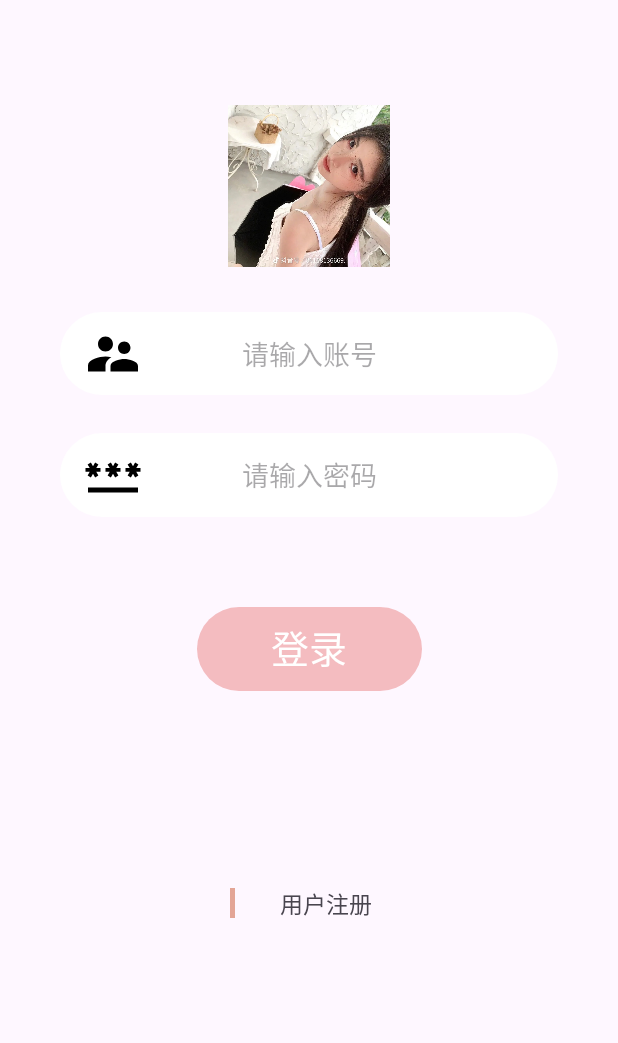
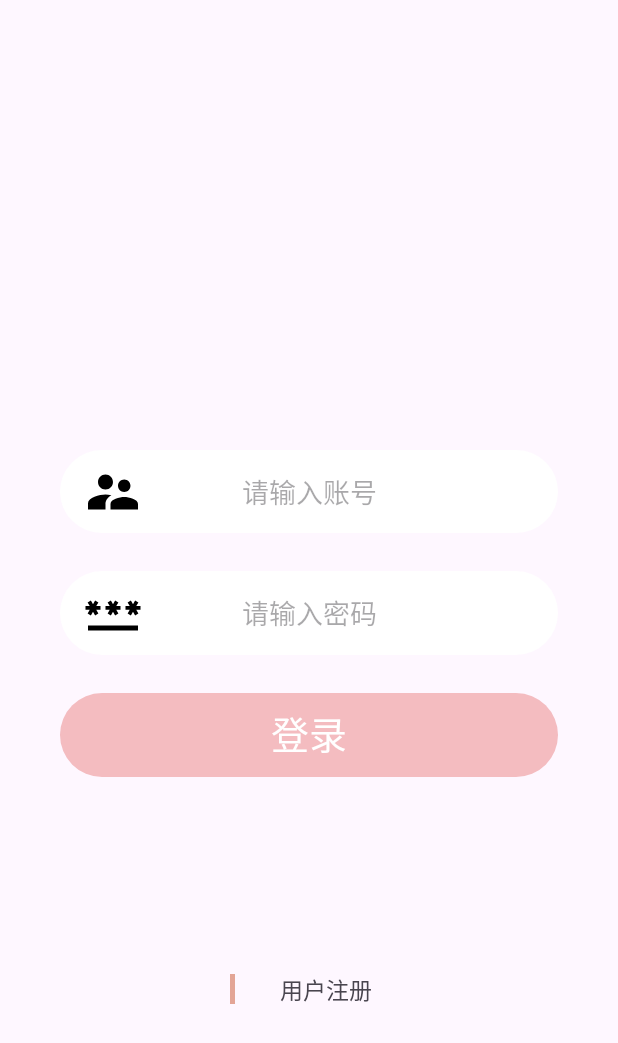
Before and after one commit to qinqin123555/PhototSharing, an Android app: the screen it shows after launch (LoginActivity), on a phone screen of 412 x 824 dp. Shown: the top 1043 px of the screen. Run offline under Robolectric (Android 15) with nearby library versions, the phone set to English and light mode, and no system bars.

Commit message:
修改登录界面布局问题

```diff
--- a/app/build.gradle.kts
+++ b/app/build.gradle.kts
@@ -53,6 +53,8 @@ dependencies {
     implementation ("com.github.bumptech.glide:glide:4.12.0")
     implementation ("de.hdodenhof:circleimageview:3.1.0")
     implementation ("com.google.android.material:material:latest_version")
+    implementation("io.github.lucksiege:pictureselector:v3.10.6")
+    implementation("com.lwkandroid.library:NineGridView:2.1.0")
 
     implementation(libs.appcompat)
     implementation(libs.material)
@@ -62,6 +64,5 @@ dependencies {
     androidTestImplementation(libs.ext.junit)
     androidTestImplementation(libs.espresso.core)
 
-    implementation("io.github.lucksiege:pictureselector:v3.10.6")
-    implementation("com.lwkandroid.library:NineGridView:2.1.0")
+
 }
--- a/app/src/main/AndroidManifest.xml
+++ b/app/src/main/AndroidManifest.xml
@@ -36,6 +36,7 @@
             android:windowSoftInputMode="adjustPan" />
         <activity
             android:name=".activity.MainActivity"
+            android:windowSoftInputMode="adjustNothing"
             android:exported="true"/>
     </application>
 
--- a/app/src/main/java/com/example/phototsharing/fragment/HomeFragment.java
+++ b/app/src/main/java/com/example/phototsharing/fragment/HomeFragment.java
@@ -106,14 +106,15 @@ public class HomeFragment extends Fragment {
         HomeFocusFragment homeFocusFragment = HomeFocusFragment.newInstance(myUserId,myUserName);
         HomeFindFragment homeFindFragment = HomeFindFragment.newInstance(myUserName,myUserId);
         HomeCollectFragment homeCollectFragment = HomeCollectFragment.newInstance(myUserId,myUserName);
+        homeFragmentList.add(homeFindFragment);
         homeFragmentList.add(homeFocusFragment);
         homeFragmentList.add(homeLikeFragment);
         homeFragmentList.add(homeCollectFragment);
-        homeFragmentList.add(homeFindFragment);
+        homeItemTitles.add("发现");
         homeItemTitles.add("关注");
         homeItemTitles.add("喜欢");
         homeItemTitles.add("收藏");
-        homeItemTitles.add("发现");
+
 
     }
 }
--- a/app/src/main/res/layout/activity_login.xml
+++ b/app/src/main/res/layout/activity_login.xml
@@ -1,13 +1,16 @@
 <?xml version="1.0" encoding="utf-8"?>
-<androidx.constraintlayout.widget.ConstraintLayout xmlns:android="http://schemas.android.com/apk/res/android"
+<LinearLayout xmlns:android="http://schemas.android.com/apk/res/android"
     xmlns:app="http://schemas.android.com/apk/res-auto"
     xmlns:tools="http://schemas.android.com/tools"
     android:id="@+id/main"
     android:layout_width="match_parent"
     android:layout_height="match_parent"
+    android:layout_gravity="center"
+    android:orientation="vertical"
     tools:context=".activity.LoginActivity">
 
-    <!--  LOGO  -->
+<!--
+    &lt;!&ndash;  LOGO  &ndash;&gt;
     <ImageView
         android:id="@+id/logo"
         android:layout_width="108dp"
@@ -20,18 +23,18 @@
         app:layout_constraintTop_toTopOf="parent"
         />
 
+-->
 
     <!--  账号输入布局  -->
     <RelativeLayout
         android:id="@+id/login_account_container"
         android:layout_width="match_parent"
         android:layout_height="wrap_content"
-        android:layout_marginTop="30dp"
+        android:layout_marginTop="300dp"
+        android:layout_gravity="center"
 
         app:layout_constraintEnd_toEndOf="parent"
-        app:layout_constraintStart_toStartOf="parent"
-        app:layout_constraintTop_toBottomOf="@+id/logo"
-        >
+        app:layout_constraintStart_toStartOf="parent">
 
         <EditText
             android:id="@+id/login_account"
@@ -75,7 +78,7 @@
         android:layout_width="match_parent"
         android:layout_height="wrap_content"
         android:layout_marginTop="25dp"
-
+        android:layout_gravity="center"
         app:layout_constraintEnd_toEndOf="parent"
         app:layout_constraintStart_toStartOf="parent"
         app:layout_constraintTop_toBottomOf="@+id/login_account_container"
@@ -128,11 +131,14 @@
     <!--  登录按钮  -->
     <Button
         android:id="@+id/login"
-        android:layout_width="150dp"
+        android:layout_width="match_parent"
         android:layout_height="56dp"
-        android:layout_marginTop="60dp"
+        android:layout_marginTop="25dp"
+        android:layout_marginStart="40dp"
+        android:layout_marginEnd="40dp"
         style="@style/login_btn_style"
         android:text="@string/login"
+        android:layout_gravity="center"
 
         app:layout_constraintEnd_toEndOf="parent"
         app:layout_constraintStart_toStartOf="parent"
@@ -144,6 +150,7 @@
         android:layout_width="match_parent"
         android:layout_height="wrap_content"
         android:layout_marginTop="130dp"
+        android:layout_gravity="center"
         android:orientation="horizontal"
         android:gravity="center"
 
@@ -171,4 +178,4 @@
             />
     </LinearLayout>
 
-</androidx.constraintlayout.widget.ConstraintLayout>
+</LinearLayout>
--- a/app/src/main/res/layout/activity_main.xml
+++ b/app/src/main/res/layout/activity_main.xml
@@ -18,7 +18,9 @@
         android:id="@+id/btm_nav"
         android:layout_width="match_parent"
         android:layout_height="wrap_content"
+        android:layout_alignParentBottom="true"
         android:background="@color/white"
-        app:menu="@menu/bottom_nav_menu" />
-
+        app:menu="@menu/bottom_nav_menu"
+        app:itemRippleColor="@color/colorPrimary"
+        tools:ignore="ObsoleteLayoutParam" />
 </LinearLayout>
--- a/app/src/main/res/layout/home_child_detail_comment_item.xml
+++ b/app/src/main/res/layout/home_child_detail_comment_item.xml
@@ -2,7 +2,6 @@
 <LinearLayout xmlns:android="http://schemas.android.com/apk/res/android"
     android:layout_width="match_parent"
     android:layout_height="wrap_content"
-    android:layout_margin="15dp"
     android:orientation="vertical">
 
     <LinearLayout
--- a/app/src/main/res/values/colors.xml
+++ b/app/src/main/res/values/colors.xml
@@ -12,4 +12,5 @@
     <color name="gray">#F0F0F0</color>
     <color name="divider">#DDDDDD</color>
     <color name="gray_2">#DFD9E0</color>
+    <color name="colorPrimary">#DFE46161</color>
 </resources>
--- a/app/src/main/res/values/themes.xml
+++ b/app/src/main/res/values/themes.xml
@@ -2,6 +2,8 @@
     <!-- Base application theme. -->
     <style name="Base.Theme.PhototSharing" parent="Theme.Material3.DayNight.NoActionBar">
         <item name="colorPrimary">#DFE46161</item>
+<!--        <item name="colorPrimary">#742DE2</item>-->
+
         <item name="colorPrimaryVariant">#673AB7</item>
         <item name="colorOnPrimary">@color/white</item>
         <!-- Secondary brand color. -->
```
Also changed, not shown: app/src/main/res/layout/activity_home_find_detail.xml (+5 -4 lines), app/src/main/res/layout/home_focus_detail_item.xml (+9 -6 lines), app/src/main/res/drawable/ic_back.png.
